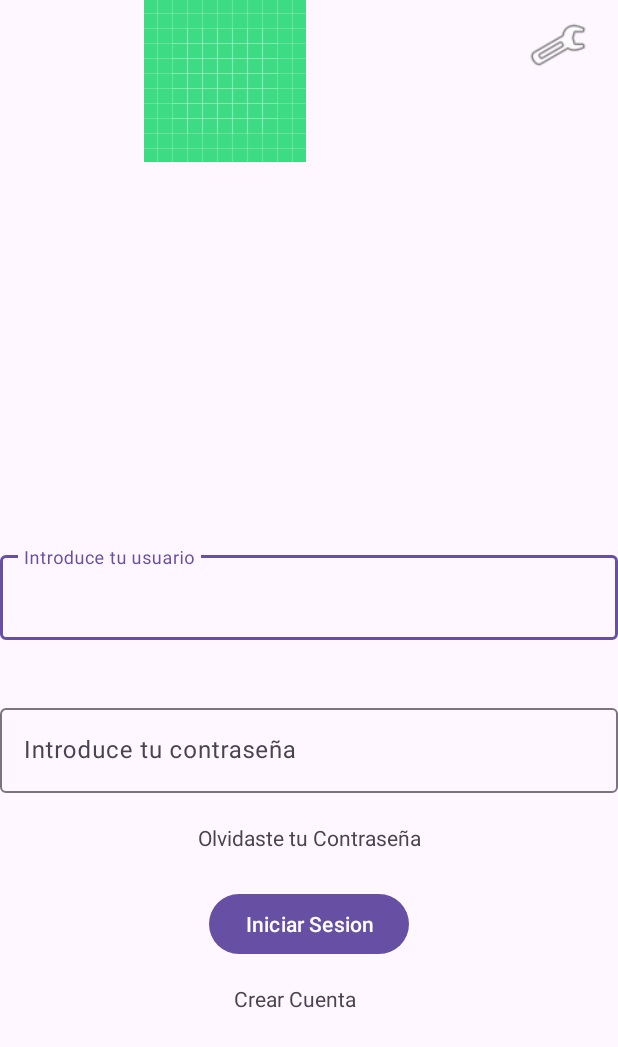
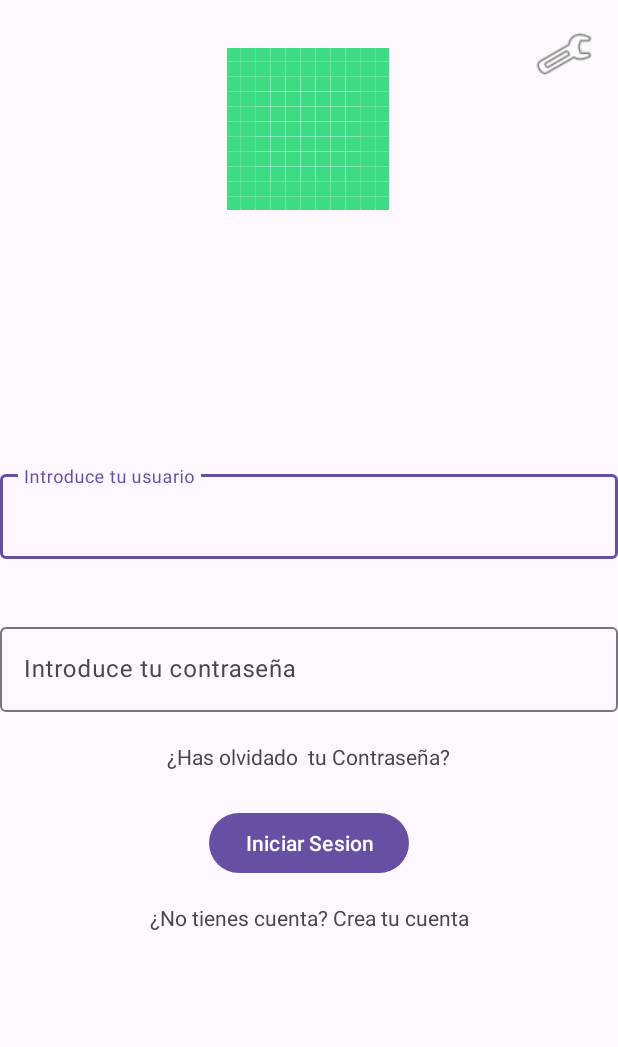
Before and after one commit to Andrii-Lit/Miravereda24-25, an Android app: the screen it shows after launch (MainActivity), on a phone screen of 412 x 824 dp. Shown: the top 1047 px of the screen. Run offline under Robolectric (Android 15) with nearby library versions, the phone set to English and light mode, and no system bars.

Commit message:
Haciendo ultimos ajustes del visual del Login

```diff
--- a/app/src/main/java/es/ieslavereda/miravereda/MainActivity.java
+++ b/app/src/main/java/es/ieslavereda/miravereda/MainActivity.java
@@ -42,7 +42,7 @@ public class MainActivity extends AppCompatActivity {
             return insets;
         });
         /*
-        Users simples para testing
+        Users simples para testingus
          */
         usuarios = new ArrayList<>();
         usuarios.add(new Usuario("usuario1@gmail.com", "password1"));
--- a/app/src/main/res/layout-land/activity_main.xml
+++ b/app/src/main/res/layout-land/activity_main.xml
@@ -22,7 +22,7 @@
         android:layout_width="wrap_content"
         android:layout_height="wrap_content"
         android:layout_marginStart="32dp"
-        android:layout_marginTop="64dp"
+        android:layout_marginTop="128dp"
         android:hint="Introduce tu usuario"
         app:layout_constraintEnd_toStartOf="@+id/password"
         app:layout_constraintStart_toStartOf="parent"
@@ -32,10 +32,11 @@
         android:id="@+id/password"
         android:layout_width="wrap_content"
         android:layout_height="wrap_content"
-        android:layout_marginTop="64dp"
+        android:layout_marginTop="128dp"
         android:layout_marginEnd="32dp"
         android:layout_weight="1"
         android:hint="Introduce tu contraseña"
+        android:inputType="textPassword"
         app:layout_constraintEnd_toEndOf="parent"
         app:layout_constraintStart_toEndOf="@+id/username"
         app:layout_constraintTop_toTopOf="parent" />
@@ -44,8 +45,8 @@
         android:id="@+id/tvContrasenya"
         android:layout_width="wrap_content"
         android:layout_height="wrap_content"
-        android:layout_marginTop="128dp"
-        android:text="Olvidaste tu contraseña"
+        android:layout_marginTop="32dp"
+        android:text="¿Has olvidado tu contraseña?"
         android:textAlignment="center"
         app:layout_constraintEnd_toEndOf="@+id/password"
         app:layout_constraintStart_toStartOf="@+id/password"
@@ -55,8 +56,8 @@
         android:id="@+id/tvCrearCuenta"
         android:layout_width="wrap_content"
         android:layout_height="wrap_content"
-        android:layout_marginTop="128dp"
-        android:text="Crear Cuenta"
+        android:layout_marginTop="32dp"
+        android:text="¿No tienes una cuenta? Crear cuenta"
         android:textAlignment="center"
         app:layout_constraintEnd_toEndOf="@+id/username"
         app:layout_constraintStart_toStartOf="@+id/username"
@@ -66,11 +67,12 @@
         android:id="@+id/btIniciarSesion"
         android:layout_width="wrap_content"
         android:layout_height="wrap_content"
-        android:layout_marginBottom="32dp"
+        android:layout_marginTop="32dp"
         android:layout_weight="1"
         android:text="Iniciar Sesión"
-        app:layout_constraintBottom_toBottomOf="parent"
-        app:layout_constraintEnd_toEndOf="@+id/tvContrasenya"
-        app:layout_constraintStart_toStartOf="@+id/tvCrearCuenta" />
+        app:layout_constraintEnd_toEndOf="parent"
+        app:layout_constraintHorizontal_bias="0.5"
+        app:layout_constraintStart_toStartOf="parent"
+        app:layout_constraintTop_toBottomOf="@+id/tvContrasenya" />
 
 </androidx.constraintlayout.widget.ConstraintLayout>
--- a/app/src/main/res/layout/activity_main.xml
+++ b/app/src/main/res/layout/activity_main.xml
@@ -7,47 +7,38 @@
     android:layout_height="match_parent"
     tools:context=".MainActivity">
 
-    <LinearLayout
-        android:id="@+id/linearLayout"
-        android:layout_width="match_parent"
-        android:layout_height="wrap_content"
-        android:orientation="horizontal"
-        app:layout_constraintEnd_toEndOf="parent"
-        app:layout_constraintStart_toStartOf="parent">
-
     <ImageView
         android:id="@+id/ivLogo"
-            android:layout_width="300dp"
-            android:layout_height="wrap_content"
-            app:srcCompat="@drawable/ic_launcher_background" />
-
-        <Space
         android:layout_width="wrap_content"
         android:layout_height="wrap_content"
-            android:layout_weight="1" />
+        android:layout_marginTop="32dp"
+        android:layout_weight="1"
+        app:layout_constraintEnd_toEndOf="parent"
+        app:layout_constraintHorizontal_bias="0.498"
+        app:layout_constraintStart_toStartOf="parent"
+        app:layout_constraintTop_toTopOf="parent"
+        app:srcCompat="@drawable/ic_launcher_background" />
 
     <ImageView
         android:id="@+id/ivPreference"
         android:layout_width="40dp"
         android:layout_height="40dp"
-            android:layout_marginTop="10dp"
-            android:layout_marginRight="20dp"
+        android:layout_marginTop="16dp"
+        android:layout_marginEnd="16dp"
+        app:layout_constraintEnd_toEndOf="parent"
+        app:layout_constraintTop_toTopOf="parent"
         app:srcCompat="@android:drawable/ic_menu_preferences" />
-
-
-    </LinearLayout>
 
     <LinearLayout
         android:id="@+id/linearLayout2"
         android:layout_width="match_parent"
         android:layout_height="wrap_content"
-        android:layout_marginTop="32dp"
-        android:layout_marginBottom="32dp"
+        android:gravity="center"
         android:orientation="vertical"
         app:layout_constraintBottom_toBottomOf="parent"
         app:layout_constraintEnd_toEndOf="parent"
         app:layout_constraintStart_toStartOf="parent"
-        app:layout_constraintTop_toBottomOf="@+id/linearLayout">
+        app:layout_constraintTop_toTopOf="parent">
 
         <com.google.android.material.textfield.TextInputLayout
             android:id="@+id/usertxInput"
@@ -74,15 +65,17 @@
                 android:layout_width="match_parent"
                 android:layout_height="wrap_content"
                 android:layout_marginTop="40dp"
-                android:hint="Introduce tu contraseña" />
+                android:hint="Introduce tu contraseña"
+                android:inputType="textPassword" />
         </com.google.android.material.textfield.TextInputLayout>
 
         <TextView
             android:id="@+id/tvContrasenya"
-            android:layout_width="match_parent"
+            android:layout_width="wrap_content"
             android:layout_height="wrap_content"
             android:layout_marginTop="20dp"
-            android:text="Olvidaste tu Contraseña"
+            android:gravity="center"
+            android:text="¿Has olvidado  tu Contraseña?"
             android:textAlignment="center" />
 
 
@@ -101,10 +94,11 @@
 
     <TextView
         android:id="@+id/tvCrearCuenta"
-        android:layout_width="100dp"
+        android:layout_width="wrap_content"
         android:layout_height="wrap_content"
         android:layout_marginTop="16dp"
-        android:text="Crear Cuenta"
+        android:text="¿No tienes cuenta? Crea tu cuenta"
+        android:textAlignment="center"
         app:layout_constraintEnd_toEndOf="parent"
         app:layout_constraintStart_toStartOf="parent"
         app:layout_constraintTop_toBottomOf="@+id/btIniciarSesion" />
```
Lines whose indentation alone changed are shown as unchanged.
